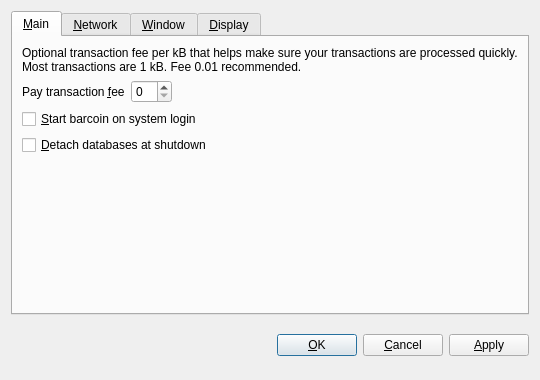
Above: src/qt/forms/optionsdialog.ui from DigitalCurrencyProgramming/Comp541Coin before the change. Below: the same form after it.
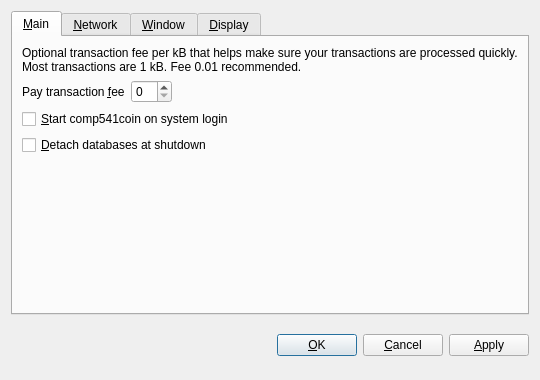
That is the form after the change. The open tabs and pages were chosen to show the change. Custom widgets are drawn as their Qt base class.

Patch:
```diff
--- a/src/qt/forms/optionsdialog.ui
+++ b/src/qt/forms/optionsdialog.ui
@@ -82,7 +82,7 @@
           <string>Automatically start barcoin after logging in to the system.</string>
          </property>
          <property name="text">
-          <string>&amp;Start barcoin on system login</string>
+          <string>&amp;Start comp541coin on system login</string>
          </property>
         </widget>
        </item>
```
Left out of the diff: 10 changed lines with no effect on the pictures.
